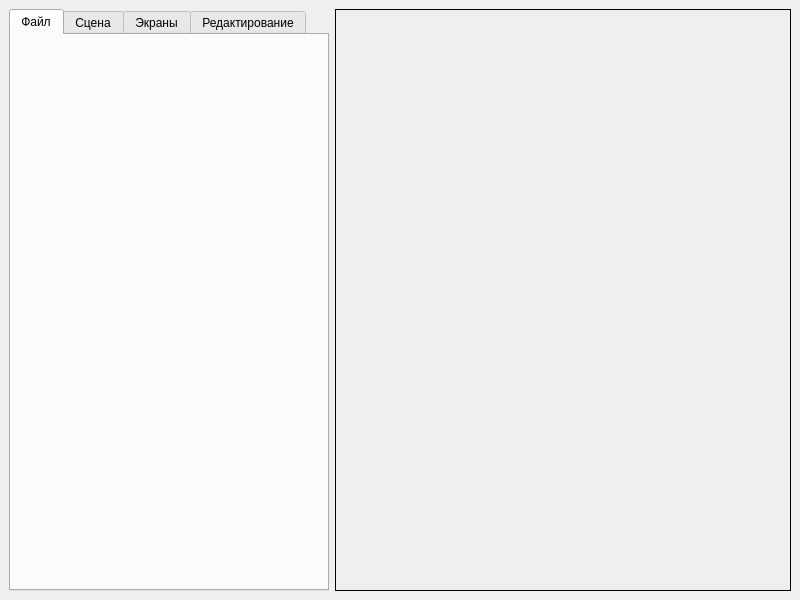
Above: Lab03/mainwindow.ui from maxhha/bmstu-iu7-oop before the change. Below: the same form after it.
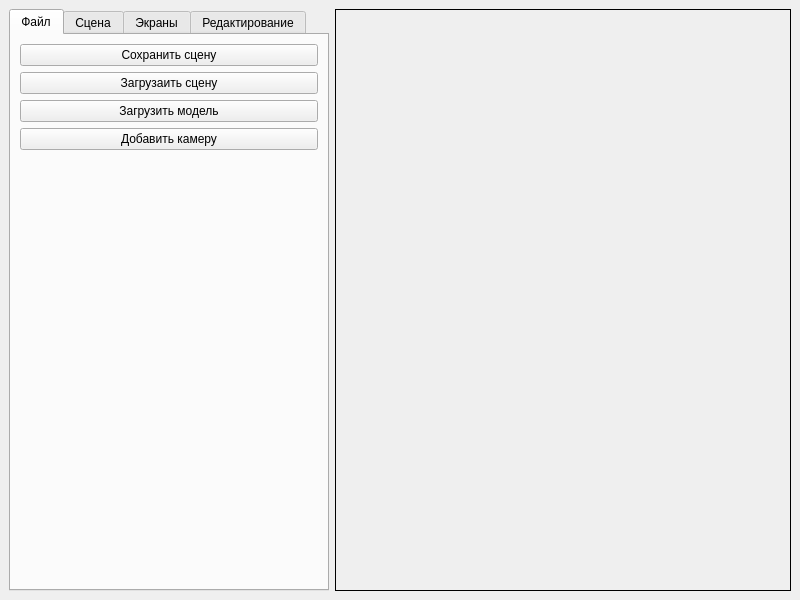
That is the form after the change. The open tabs and pages were chosen to show the change.

Commit message: Add load command

```diff
--- a/Lab03/mainwindow.ui
+++ b/Lab03/mainwindow.ui
@@ -51,6 +51,36 @@
        <attribute name="title">
         <string>Файл</string>
        </attribute>
+       <layout class="QFormLayout" name="formLayout_4">
+        <item row="0" column="0" colspan="2">
+         <widget class="QPushButton" name="buttonSaveScene">
+          <property name="text">
+           <string>Сохранить сцену</string>
+          </property>
+         </widget>
+        </item>
+        <item row="1" column="0" colspan="2">
+         <widget class="QPushButton" name="buttonLoadScene">
+          <property name="text">
+           <string>Загрузаить сцену</string>
+          </property>
+         </widget>
+        </item>
+        <item row="2" column="0" colspan="2">
+         <widget class="QPushButton" name="buttonLoadModel">
+          <property name="text">
+           <string>Загрузить модель</string>
+          </property>
+         </widget>
+        </item>
+        <item row="3" column="0" colspan="2">
+         <widget class="QPushButton" name="buttonAddCamera">
+          <property name="text">
+           <string>Добавить камеру</string>
+          </property>
+         </widget>
+        </item>
+       </layout>
       </widget>
       <widget class="QWidget" name="scene">
        <attribute name="title">
```
Left out of the diff: 2 changed lines with no effect on the pictures. The commit also changes 3 other files.
